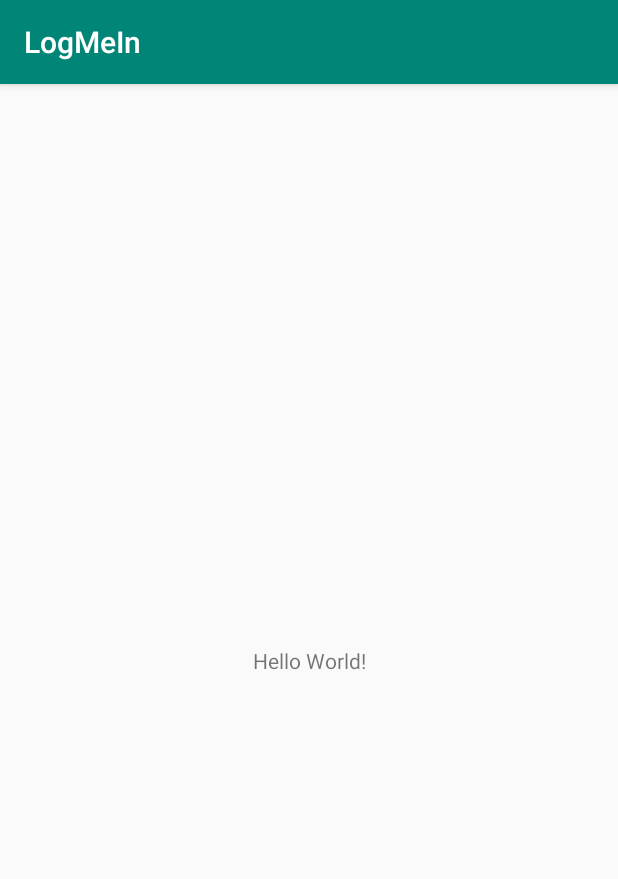
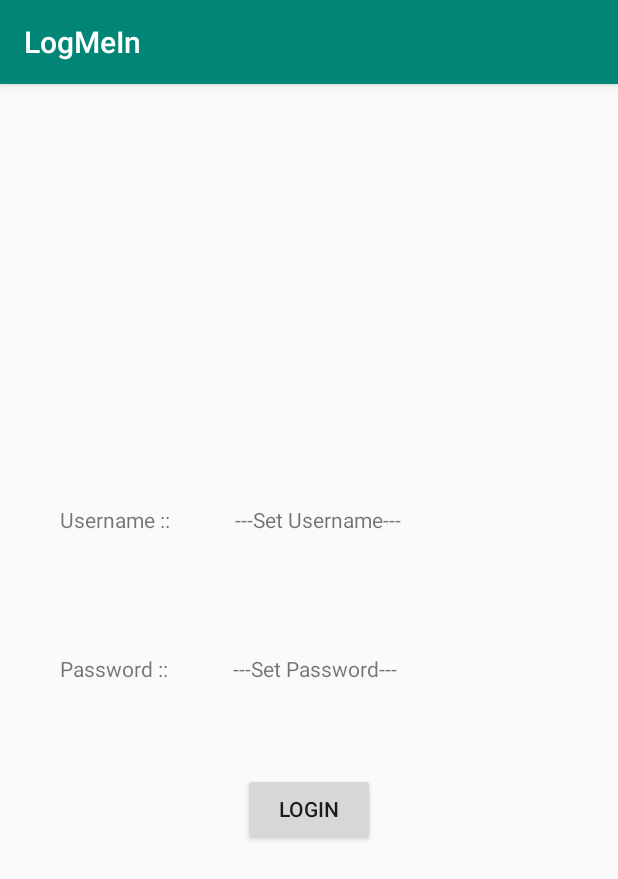
Before and after one commit to Pranav-Bhaskar/LogMeIn-App, an Android app: the screen it shows after launch (MainActivity), on a phone screen of 412 x 824 dp. Shown: the top 879 px of the screen. Run offline under Robolectric (Android 15) with nearby library versions, the phone set to English and light mode, and no system bars.

```diff
--- a/app/build.gradle
+++ b/app/build.gradle
@@ -5,7 +5,7 @@ android {
     buildToolsVersion "29.0.0"
     defaultConfig {
         applicationId "com.madar4.logmein"
-        minSdkVersion 17
+        minSdkVersion 19
         targetSdkVersion 29
         versionCode 1
         versionName "1.0"
--- a/app/src/main/AndroidManifest.xml
+++ b/app/src/main/AndroidManifest.xml
@@ -1,7 +1,7 @@
 <?xml version="1.0" encoding="utf-8"?>
 <manifest xmlns:android="http://schemas.android.com/apk/res/android"
 	package="com.madar4.logmein">
-
+	<uses-permission android:name="android.permission.INTERNET" />
 	<application
 		android:allowBackup="true"
 		android:icon="@mipmap/ic_launcher"
--- a/app/src/main/res/layout/activity_main.xml
+++ b/app/src/main/res/layout/activity_main.xml
@@ -1,18 +1,62 @@
 <?xml version="1.0" encoding="utf-8"?>
-<androidx.constraintlayout.widget.ConstraintLayout xmlns:android="http://schemas.android.com/apk/res/android"
-	xmlns:app="http://schemas.android.com/apk/res-auto"
+<LinearLayout
+	xmlns:android="http://schemas.android.com/apk/res/android"
 	xmlns:tools="http://schemas.android.com/tools"
 	android:layout_width="match_parent"
-	android:layout_height="match_parent"
-	tools:context=".MainActivity">
+	android:layout_height="wrap_content"
+	android:orientation="vertical"
+	tools:context=".MainActivity"
+	android:layout_gravity="center">
+	<LinearLayout
+		android:layout_width="match_parent"
+		android:layout_height="wrap_content"
+		android:layout_gravity="center"
+		android:layout_marginVertical="50dp"
+		android:layout_margin="20dp"
+		android:onClick="changeUsername">
+		<TextView
+			android:layout_gravity="center"
+			android:layout_height="wrap_content"
+			android:layout_width="wrap_content"
+			android:layout_margin="20dp"
+			android:text="Username :: "/>
+		<TextView
+			android:id="@+id/username"
+			android:layout_gravity="center"
+			android:layout_width="match_parent"
+			android:layout_height="wrap_content"
+			android:layout_margin="20dp"/>
+	</LinearLayout>
 
-	<TextView
+	<LinearLayout
+		android:layout_width="match_parent"
+		android:layout_height="wrap_content"
+		android:layout_gravity="center"
+		android:layout_margin="20dp"
+		android:layout_marginVertical="50dp"
+		android:onClick="changePassword">
+		<TextView
+			android:layout_gravity="center"
+			android:layout_height="wrap_content"
+			android:layout_width="wrap_content"
+			android:text="Password :: "
+			android:layout_margin="20dp"/>
+		<TextView
+			android:id="@+id/password"
+			android:layout_gravity="center"
+			android:layout_width="match_parent"
+			android:layout_height="wrap_content"
+			android:layout_margin="20dp"/>
+	</LinearLayout>
+
+	<Button
+		android:layout_marginVertical="80dp"
 		android:layout_width="wrap_content"
+		android:layout_margin="20dp"
 		android:layout_height="wrap_content"
-		android:text="Hello World!"
-		app:layout_constraintBottom_toBottomOf="parent"
-		app:layout_constraintLeft_toLeftOf="parent"
-		app:layout_constraintRight_toRightOf="parent"
-		app:layout_constraintTop_toTopOf="parent" />
+		android:layout_gravity="center"
+		android:maxHeight="20dp"
+		android:text="Login"
+		android:onClick="login"/>
 
-</androidx.constraintlayout.widget.ConstraintLayout>
+</LinearLayout>
```
Also changed, not shown: app/src/main/java/com/madar4/logmein/Login.java (added, +153 -0 lines), app/src/main/java/com/madar4/logmein/MainActivity.java (+97 -0 lines).
